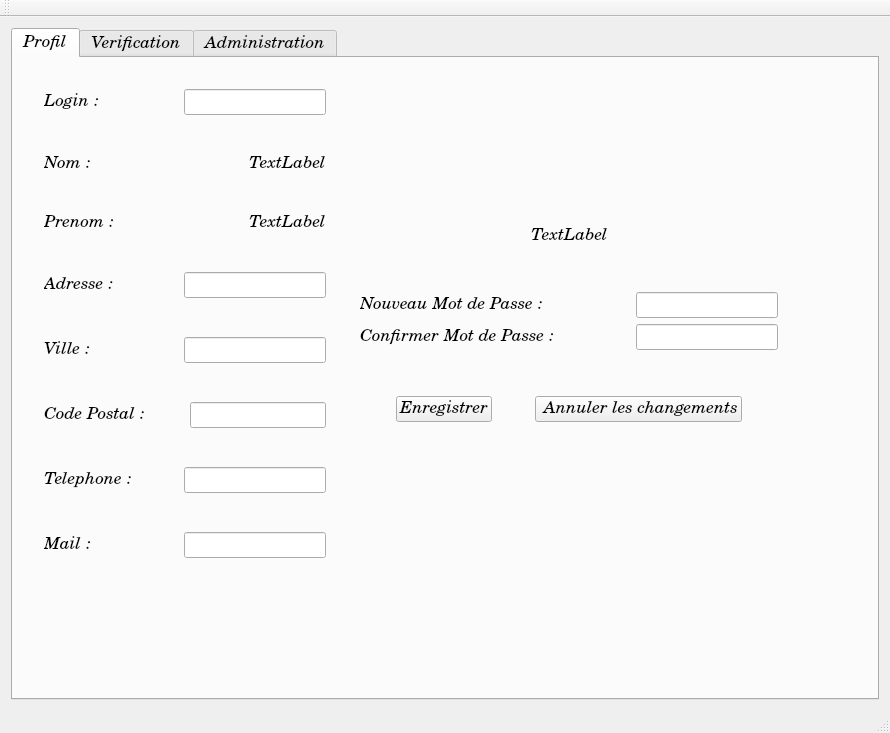
Qt form mainwindow.ui (xXRem08Xx/NewWorld_BackOffice) before a commit.
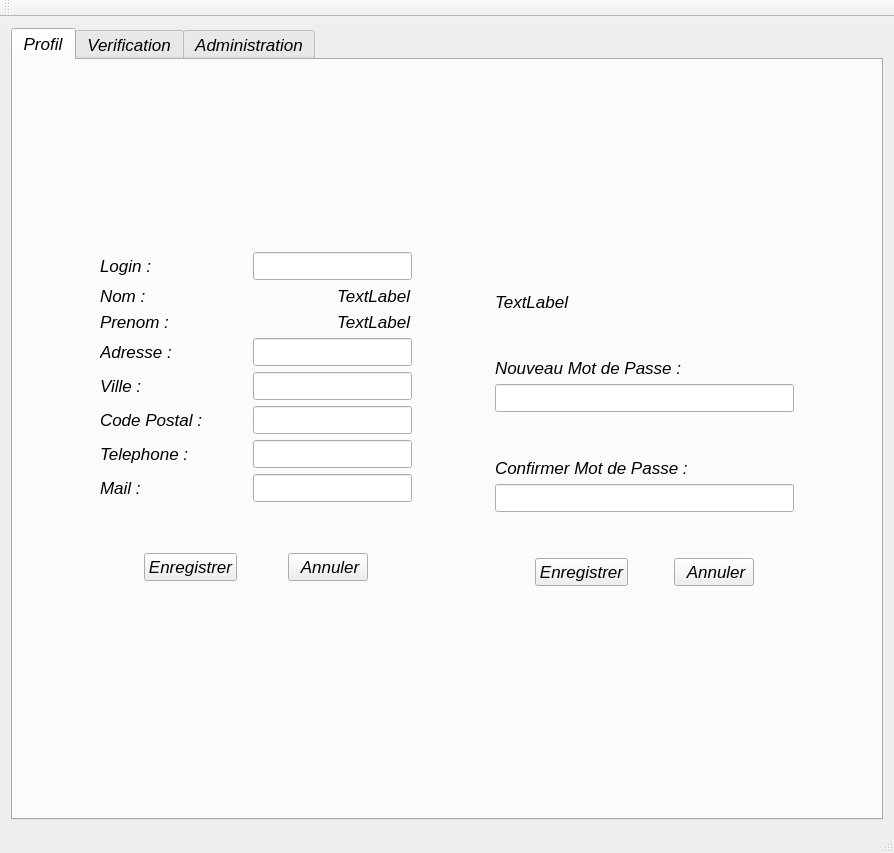
The same form after that commit. The open tabs and pages were chosen to show the change. Icons and pictures are not drawn.

Commit message: Changement de la fenetre de profil de l'utilisateur

```diff
--- a/mainwindow.ui
+++ b/mainwindow.ui
@@ -6,8 +6,8 @@
    <rect>
     <x>0</x>
     <y>0</y>
-    <width>890</width>
-    <height>733</height>
+    <width>894</width>
+    <height>853</height>
    </rect>
   </property>
   <property name="windowTitle">
@@ -23,7 +23,6 @@
      <widget class="QTabWidget" name="tabWidgetGlobal">
       <property name="font">
        <font>
-        <family>Century Schoolbook L</family>
         <pointsize>13</pointsize>
         <italic>true</italic>
        </font>
@@ -45,17 +44,42 @@
        <attribute name="title">
         <string>Profil</string>
        </attribute>
-       <widget class="QWidget" name="">
-        <property name="geometry">
-         <rect>
-          <x>20</x>
-          <y>20</y>
-          <width>784</width>
-          <height>491</height>
-         </rect>
-        </property>
+       <layout class="QHBoxLayout" name="horizontalLayout_13">
+        <item>
+         <layout class="QVBoxLayout" name="verticalLayout_Profil">
+          <item>
+           <layout class="QVBoxLayout" name="verticalLayout_7">
+            <item>
+             <spacer name="verticalSpacer_8">
+              <property name="orientation">
+               <enum>Qt::Vertical</enum>
+              </property>
+              <property name="sizeHint" stdset="0">
+               <size>
+                <width>20</width>
+                <height>40</height>
+               </size>
+              </property>
+             </spacer>
+            </item>
+            <item>
         <layout class="QHBoxLayout" name="horizontalLayout_12">
          <item>
+               <spacer name="horizontalSpacer_18">
+                <property name="orientation">
+                 <enum>Qt::Horizontal</enum>
+                </property>
+                <property name="sizeHint" stdset="0">
+                 <size>
+                  <width>40</width>
+                  <height>20</height>
+                 </size>
+                </property>
+               </spacer>
+              </item>
+              <item>
+               <layout class="QVBoxLayout" name="verticalLayout_Info">
+                <item>
           <layout class="QVBoxLayout" name="verticalLayout">
            <item>
             <layout class="QHBoxLayout" name="horizontalLayout_2">
@@ -84,19 +108,6 @@
              </item>
             </layout>
            </item>
-           <item>
-            <spacer name="verticalSpacer">
-             <property name="orientation">
-              <enum>Qt::Vertical</enum>
-             </property>
-             <property name="sizeHint" stdset="0">
-              <size>
-               <width>20</width>
-               <height>40</height>
-              </size>
-             </property>
-            </spacer>
-           </item>
            <item>
             <layout class="QHBoxLayout" name="horizontalLayout_3">
              <item>
@@ -128,19 +139,6 @@
              </item>
             </layout>
            </item>
-           <item>
-            <spacer name="verticalSpacer_2">
-             <property name="orientation">
-              <enum>Qt::Vertical</enum>
-             </property>
-             <property name="sizeHint" stdset="0">
-              <size>
-               <width>20</width>
-               <height>40</height>
-              </size>
-             </property>
-            </spacer>
-           </item>
            <item>
             <layout class="QHBoxLayout" name="horizontalLayout_4">
              <item>
@@ -172,19 +170,6 @@
              </item>
             </layout>
            </item>
-           <item>
-            <spacer name="verticalSpacer_3">
-             <property name="orientation">
-              <enum>Qt::Vertical</enum>
-             </property>
-             <property name="sizeHint" stdset="0">
-              <size>
-               <width>20</width>
-               <height>40</height>
-              </size>
-             </property>
-            </spacer>
-           </item>
            <item>
             <layout class="QHBoxLayout" name="horizontalLayout_5">
              <item>
@@ -212,19 +197,6 @@
              </item>
             </layout>
            </item>
-           <item>
-            <spacer name="verticalSpacer_4">
-             <property name="orientation">
-              <enum>Qt::Vertical</enum>
-             </property>
-             <property name="sizeHint" stdset="0">
-              <size>
-               <width>20</width>
-               <height>40</height>
-              </size>
-             </property>
-            </spacer>
-           </item>
            <item>
             <layout class="QHBoxLayout" name="horizontalLayout_6">
              <item>
@@ -252,19 +224,6 @@
              </item>
             </layout>
            </item>
-           <item>
-            <spacer name="verticalSpacer_5">
-             <property name="orientation">
-              <enum>Qt::Vertical</enum>
-             </property>
-             <property name="sizeHint" stdset="0">
-              <size>
-               <width>20</width>
-               <height>40</height>
-              </size>
-             </property>
-            </spacer>
-           </item>
            <item>
             <layout class="QHBoxLayout" name="horizontalLayout_7">
              <item>
@@ -292,19 +251,6 @@
              </item>
             </layout>
            </item>
-           <item>
-            <spacer name="verticalSpacer_6">
-             <property name="orientation">
-              <enum>Qt::Vertical</enum>
-             </property>
-             <property name="sizeHint" stdset="0">
-              <size>
-               <width>20</width>
-               <height>40</height>
-              </size>
-             </property>
-            </spacer>
-           </item>
            <item>
             <layout class="QHBoxLayout" name="horizontalLayout_8">
              <item>
@@ -332,19 +278,6 @@
              </item>
             </layout>
            </item>
-           <item>
-            <spacer name="verticalSpacer_7">
-             <property name="orientation">
-              <enum>Qt::Vertical</enum>
-             </property>
-             <property name="sizeHint" stdset="0">
-              <size>
-               <width>20</width>
-               <height>40</height>
-              </size>
-             </property>
-            </spacer>
-           </item>
            <item>
             <layout class="QHBoxLayout" name="horizontalLayout_9">
              <item>
@@ -375,8 +308,23 @@
           </layout>
          </item>
          <item>
-          <spacer name="horizontalSpacer_12">
+                 <spacer name="verticalSpacer_2">
            <property name="orientation">
+                   <enum>Qt::Vertical</enum>
+                  </property>
+                  <property name="sizeHint" stdset="0">
+                   <size>
+                    <width>20</width>
+                    <height>40</height>
+                   </size>
+                  </property>
+                 </spacer>
+                </item>
+                <item>
+                 <layout class="QHBoxLayout" name="horizontalLayout_10">
+                  <item>
+                   <spacer name="horizontalSpacer_10">
+                    <property name="orientation">
             <enum>Qt::Horizontal</enum>
            </property>
            <property name="sizeHint" stdset="0">
@@ -388,26 +336,42 @@
           </spacer>
          </item>
          <item>
-          <layout class="QVBoxLayout" name="verticalLayout_3">
+                   <widget class="QPushButton" name="pushButtonProfil_Enregistrer_Info">
+                    <property name="text">
+                     <string>Enregistrer</string>
+                    </property>
+                    <property name="icon">
+                     <iconset resource="ressources.qrc">
+                      <normaloff>:/Images/Images/sauvegarder.png</normaloff>:/Images/Images/sauvegarder.png</iconset>
+                    </property>
+                   </widget>
+                  </item>
            <item>
-            <layout class="QVBoxLayout" name="verticalLayout_2">
-             <item>
-              <spacer name="verticalSpacer_8">
+                   <spacer name="horizontalSpacer">
                <property name="orientation">
-                <enum>Qt::Vertical</enum>
+                     <enum>Qt::Horizontal</enum>
                </property>
                <property name="sizeHint" stdset="0">
                 <size>
-                 <width>20</width>
-                 <height>40</height>
+                      <width>40</width>
+                      <height>20</height>
                 </size>
                </property>
               </spacer>
              </item>
              <item>
-              <layout class="QHBoxLayout" name="horizontalLayout_15">
+                   <widget class="QPushButton" name="pushButtonProfil_Annuler_Info">
+                    <property name="text">
+                     <string> Annuler</string>
+                    </property>
+                    <property name="icon">
+                     <iconset resource="ressources.qrc">
+                      <normaloff>:/Images/Images/annuler.png</normaloff>:/Images/Images/annuler.png</iconset>
+                    </property>
+                   </widget>
+                  </item>
                <item>
-                <spacer name="horizontalSpacer_16">
+                   <spacer name="horizontalSpacer_11">
                  <property name="orientation">
                   <enum>Qt::Horizontal</enum>
                  </property>
@@ -419,12 +383,22 @@
                  </property>
                 </spacer>
                </item>
+                 </layout>
+                </item>
                <item>
-                <widget class="QLabel" name="labelProfil_Avertissement">
-                 <property name="text">
-                  <string>TextLabel</string>
-                 </property>
-                </widget>
+                 <spacer name="verticalSpacer">
+                  <property name="orientation">
+                   <enum>Qt::Vertical</enum>
+                  </property>
+                  <property name="sizeHint" stdset="0">
+                   <size>
+                    <width>20</width>
+                    <height>40</height>
+                   </size>
+                  </property>
+                 </spacer>
+                </item>
+               </layout>
                </item>
                <item>
                 <spacer name="horizontalSpacer_17">
@@ -439,12 +413,35 @@
                  </property>
                 </spacer>
                </item>
-              </layout>
+              <item>
+               <layout class="QVBoxLayout" name="verticalLayout_Mdp">
+                <item>
+                 <layout class="QVBoxLayout" name="verticalLayout_5">
+                  <item>
+                   <spacer name="verticalSpacer_6">
+                    <property name="orientation">
+                     <enum>Qt::Vertical</enum>
+                    </property>
+                    <property name="sizeHint" stdset="0">
+                     <size>
+                      <width>20</width>
+                      <height>40</height>
+                     </size>
+                    </property>
+                   </spacer>
              </item>
              <item>
-              <layout class="QVBoxLayout" name="verticalLayout_4">
+                   <widget class="QLabel" name="labelProfil_Avertissement">
+                    <property name="styleSheet">
+                     <string notr="true"/>
+                    </property>
+                    <property name="text">
+                     <string>TextLabel</string>
+                    </property>
+                   </widget>
+                  </item>
                <item>
-                <spacer name="verticalSpacer_10">
+                   <spacer name="verticalSpacer_4">
                  <property name="orientation">
                   <enum>Qt::Vertical</enum>
                  </property>
@@ -457,7 +454,7 @@
                 </spacer>
                </item>
                <item>
-                <layout class="QHBoxLayout" name="horizontalLayout_13">
+                   <layout class="QVBoxLayout" name="verticalLayout_2">
                  <item>
                   <widget class="QLabel" name="labelProfil_password">
                    <property name="text">
@@ -465,26 +462,26 @@
                    </property>
                   </widget>
                  </item>
-                 <item>
-                  <spacer name="horizontalSpacer_14">
-                   <property name="orientation">
-                    <enum>Qt::Horizontal</enum>
-                   </property>
-                   <property name="sizeHint" stdset="0">
-                    <size>
-                     <width>40</width>
-                     <height>20</height>
-                    </size>
-                   </property>
-                  </spacer>
-                 </item>
                  <item>
                   <widget class="QLineEdit" name="lineEditProfil_password"/>
                  </item>
                 </layout>
                </item>
                <item>
-                <layout class="QHBoxLayout" name="horizontalLayout_14">
+                   <spacer name="verticalSpacer_3">
+                    <property name="orientation">
+                     <enum>Qt::Vertical</enum>
+                    </property>
+                    <property name="sizeHint" stdset="0">
+                     <size>
+                      <width>20</width>
+                      <height>40</height>
+                     </size>
+                    </property>
+                   </spacer>
+                  </item>
+                  <item>
+                   <layout class="QVBoxLayout" name="verticalLayout_3">
                  <item>
                   <widget class="QLabel" name="labelProfil_password_2">
                    <property name="text">
@@ -492,26 +489,15 @@
                    </property>
                   </widget>
                  </item>
-                 <item>
-                  <spacer name="horizontalSpacer_15">
-                   <property name="orientation">
-                    <enum>Qt::Horizontal</enum>
-                   </property>
-                   <property name="sizeHint" stdset="0">
-                    <size>
-                     <width>40</width>
-                     <height>20</height>
-                    </size>
-                   </property>
-                  </spacer>
-                 </item>
                  <item>
                   <widget class="QLineEdit" name="lineEditProfil_passwordConfirm"/>
                  </item>
                 </layout>
                </item>
+                 </layout>
+                </item>
                <item>
-                <spacer name="verticalSpacer_11">
+                 <spacer name="verticalSpacer_5">
                  <property name="orientation">
                   <enum>Qt::Vertical</enum>
                  </property>
@@ -522,13 +508,11 @@
                   </size>
                  </property>
                 </spacer>
-               </item>
-              </layout>
              </item>
              <item>
               <layout class="QHBoxLayout" name="horizontalLayout_11">
                <item>
-                <spacer name="horizontalSpacer_10">
+                   <spacer name="horizontalSpacer_12">
                  <property name="orientation">
                   <enum>Qt::Horizontal</enum>
                  </property>
@@ -541,9 +525,7 @@
                 </spacer>
                </item>
                <item>
-                <layout class="QHBoxLayout" name="horizontalLayout_10">
-                 <item>
-                  <widget class="QPushButton" name="pushButtonProfil_Enregistrer">
+                   <widget class="QPushButton" name="pushButtonProfil_Enregistrer_Mdp">
                    <property name="text">
                     <string>Enregistrer</string>
                    </property>
@@ -552,64 +534,6 @@
                      <normaloff>:/Images/Images/sauvegarder.png</normaloff>:/Images/Images/sauvegarder.png</iconset>
                    </property>
                   </widget>
-                 </item>
-                 <item>
-                  <spacer name="horizontalSpacer">
-                   <property name="orientation">
-                    <enum>Qt::Horizontal</enum>
-                   </property>
-                   <property name="sizeHint" stdset="0">
-                    <size>
-                     <width>40</width>
-                     <height>20</height>
-                    </size>
-                   </property>
-                  </spacer>
-                 </item>
-                 <item>
-                  <widget class="QPushButton" name="pushButtonProfil_Annuler">
-                   <property name="text">
-                    <string> Annuler les changements</string>
-                   </property>
-                   <property name="icon">
-                    <iconset resource="ressources.qrc">
-                     <normaloff>:/Images/Images/annuler.png</normaloff>:/Images/Images/annuler.png</iconset>
-                   </property>
-                  </widget>
-                 </item>
-                </layout>
-               </item>
-               <item>
-                <spacer name="horizontalSpacer_11">
-                 <property name="orientation">
-                  <enum>Qt::Horizontal</enum>
-                 </property>
-                 <property name="sizeHint" stdset="0">
-                  <size>
-                   <width>40</width>
-                   <height>20</height>
-                  </size>
-                 </property>
-                </spacer>
-               </item>
-              </layout>
-             </item>
-             <item>
-              <spacer name="verticalSpacer_9">
-               <property name="orientation">
-                <enum>Qt::Vertical</enum>
-               </property>
-               <property name="sizeHint" stdset="0">
-                <size>
-                 <width>20</width>
-                 <height>40</height>
-                </size>
-               </property>
-              </spacer>
-             </item>
-            </layout>
-           </item>
-          </layout>
          </item>
          <item>
           <spacer name="horizontalSpacer_13">
@@ -624,8 +548,80 @@
            </property>
           </spacer>
          </item>
-        </layout>
-       </widget>
+                  <item>
+                   <widget class="QPushButton" name="pushButtonProfil_Annuler_Mdp">
+                    <property name="text">
+                     <string> Annuler</string>
+                    </property>
+                    <property name="icon">
+                     <iconset resource="ressources.qrc">
+                      <normaloff>:/Images/Images/annuler.png</normaloff>:/Images/Images/annuler.png</iconset>
+                    </property>
+                   </widget>
+                  </item>
+                  <item>
+                   <spacer name="horizontalSpacer_14">
+                    <property name="orientation">
+                     <enum>Qt::Horizontal</enum>
+                    </property>
+                    <property name="sizeHint" stdset="0">
+                     <size>
+                      <width>40</width>
+                      <height>20</height>
+                     </size>
+                    </property>
+                   </spacer>
+                  </item>
+                 </layout>
+                </item>
+                <item>
+                 <spacer name="verticalSpacer_7">
+                  <property name="orientation">
+                   <enum>Qt::Vertical</enum>
+                  </property>
+                  <property name="sizeHint" stdset="0">
+                   <size>
+                    <width>20</width>
+                    <height>40</height>
+                   </size>
+                  </property>
+                 </spacer>
+                </item>
+               </layout>
+              </item>
+              <item>
+               <spacer name="horizontalSpacer_19">
+                <property name="orientation">
+                 <enum>Qt::Horizontal</enum>
+                </property>
+                <property name="sizeHint" stdset="0">
+                 <size>
+                  <width>40</width>
+                  <height>20</height>
+                 </size>
+                </property>
+               </spacer>
+              </item>
+             </layout>
+            </item>
+            <item>
+             <spacer name="verticalSpacer_9">
+              <property name="orientation">
+               <enum>Qt::Vertical</enum>
+              </property>
+              <property name="sizeHint" stdset="0">
+               <size>
+                <width>20</width>
+                <height>40</height>
+               </size>
+              </property>
+             </spacer>
+            </item>
+           </layout>
+          </item>
+         </layout>
+        </item>
+       </layout>
       </widget>
       <widget class="QWidget" name="tabVerification">
        <attribute name="icon">
```
Left out of the diff: 8 changed lines with no effect on the pictures. Lines whose indentation alone changed are shown as unchanged. The commit also changes 4 other files.
